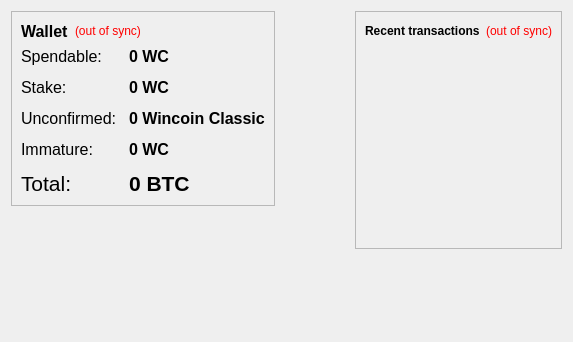
First picture: the form in src/qt/forms/overviewpage.ui, repository WincoinClassic/wincoinclassic, before the edit.
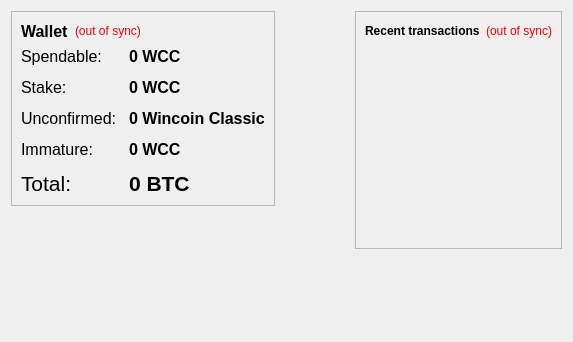
Second picture: the form after the edit.

```diff
--- a/src/qt/forms/overviewpage.ui
+++ b/src/qt/forms/overviewpage.ui
@@ -411,7 +411,7 @@
              <string>Your current spendable balance</string>
             </property>
             <property name="text">
-             <string notr="true">0 WC</string>
+             <string notr="true">0 WCC</string>
             </property>
             <property name="textInteractionFlags">
              <set>Qt::LinksAccessibleByMouse|Qt::TextSelectableByKeyboard|Qt::TextSelectableByMouse</set>
@@ -628,7 +628,7 @@
              <string>Total of coins that was staked, and do not yet count toward the current balance</string>
             </property>
             <property name="text">
-             <string notr="true">0 WC</string>
+             <string notr="true">0 WCC</string>
             </property>
             <property name="textInteractionFlags">
              <set>Qt::LinksAccessibleByMouse|Qt::TextSelectableByKeyboard|Qt::TextSelectableByMouse</set>
@@ -1059,7 +1059,7 @@
              <string>Mined balance that has not yet matured</string>
             </property>
             <property name="text">
-             <string notr="true">0 WC</string>
+             <string notr="true">0 WCC</string>
             </property>
             <property name="textInteractionFlags">
              <set>Qt::LinksAccessibleByMouse|Qt::TextSelectableByKeyboard|Qt::TextSelectableByMouse</set>
```
